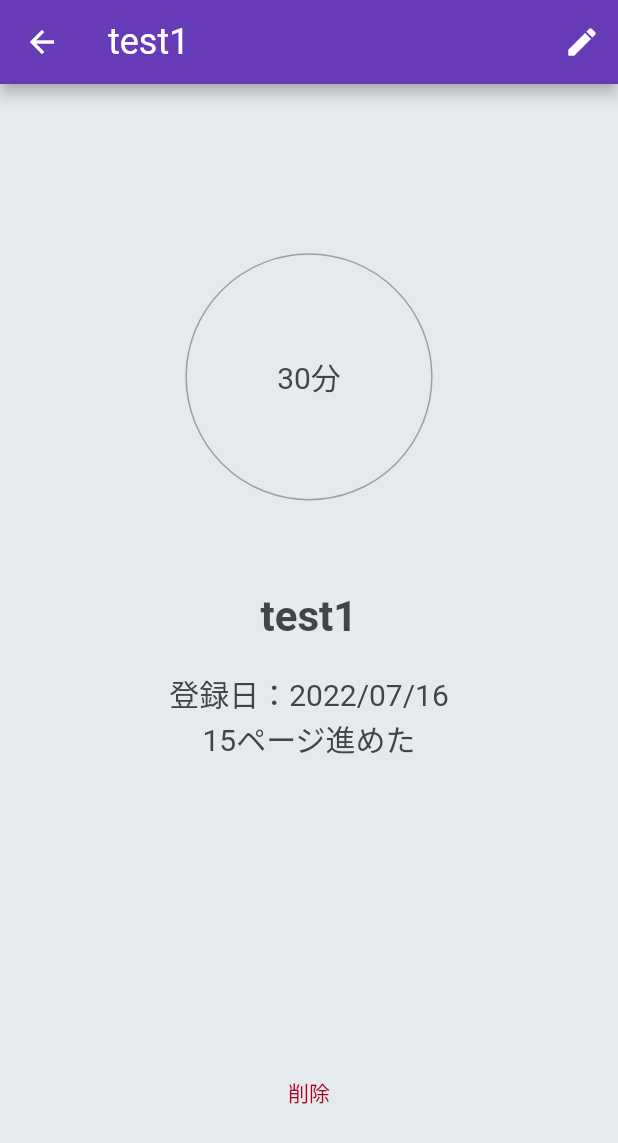
After one commit to trm11tkr/learning-management-app, a Flutter app: the HomePage screen opened directly, after a tap on an icon or button, on a phone screen of 412 x 824 dp. The commit adds this screen. Shown: the top 1143 px of the screen. Run offline on Flutter 3.47's test engine with Material 2 defaults, Android fonts, the phone set to English and light mode, and no system bars; our stand-ins replace flutter_hooks, freezed_annotation, hooks_riverpod; missing offline and left inert: dart:ffi.

Commit message:
Recordの詳細画面を作成

```diff
--- /dev/null
+++ b/lib/presentation/pages/record_detail_page.dart
@@ -0,0 +1,112 @@
+import 'package:flutter/material.dart';
+
+import 'package:intl/intl.dart';
+import 'package:hooks_riverpod/hooks_riverpod.dart';
+
+import '../widgets/delete_dialog.dart';
+import '../../provider/material_provider.dart';
+import '../../provider/record_provider.dart';
+import './edit_record_page.dart';
+
+class RecordDetailPage extends HookConsumerWidget {
+  const RecordDetailPage({
+    Key? key,
+    required this.id,
+  }) : super(key: key);
+
+  final String id;
+
+  @override
+  Widget build(BuildContext context, WidgetRef ref) {
+    // final record = ref.watch(recordProvider.notifier).getById(id: id);
+    final record =
+        ref.watch(recordProvider).firstWhere((element) => element.id == id);
+    final materialTitle =
+        ref.watch(materialProvider.notifier).getById(record.materialId).title;
+    final mediaQuery = MediaQuery.of(context);
+    return Scaffold(
+      appBar: AppBar(
+        title: Text(
+          materialTitle,
+          softWrap: true,
+        ),
+        actions: [
+          IconButton(
+            icon: const Icon(Icons.edit),
+            onPressed: () {
+              Navigator.of(context).push(MaterialPageRoute(builder: (context) {
+                return EditRecordPage(
+                  recordId: id,
+                );
+              }));
+            },
+          )
+        ],
+      ),
+      body: Padding(
+        padding: const EdgeInsets.all(12.0),
+        child: Center(
+          child: SingleChildScrollView(
+            child: Column(
+              children: [
+                SizedBox(
+                  height: mediaQuery.size.height * 0.7,
+                  child: Column(
+                    children: [
+                      Container(
+                        height: mediaQuery.size.height * 0.3,
+                        width: mediaQuery.size.width * 0.4,
+                        decoration: BoxDecoration(
+                          shape: BoxShape.circle,
+                          border: Border.all(width: 1, color: Colors.grey),
+                        ),
+                        child: Center(child: Text('${record.learningTime}分')),
+                      ),
+                      Container(
+                        margin: const EdgeInsets.symmetric(
+                            horizontal: 5, vertical: 20),
+                        child: Text(
+                          materialTitle,
+                          style: const TextStyle(
+                              fontSize: 28, fontWeight: FontWeight.bold),
+                        ),
+                      ),
+                      Text(
+                          '登録日：${DateFormat("yyyy/MM/dd").format(record.createdAt)}'),
+                      Text(record.description ?? ''),
+                    ],
+                  ),
+                ),
+                TextButton(
+                  onPressed: () {
+                    showDialog(
+                      context: context,
+                      builder: (_) {
+                        return DeleteDialog(
+                          title: '学習記録を削除してよろしいですか？',
+                          content: 'このアクションは取り消せません。',
+                          deleteHandle: () {
+                            ref.watch(materialProvider.notifier).remove(id);
+                            ref
+                                .watch(recordProvider.notifier)
+                                .removeByMaterialId(id);
+                            Navigator.of(context).pop();
+                            Navigator.of(context).pop();
+                          },
+                        );
+                      },
+                    );
+                  },
+                  child: Text(
+                    '削除',
+                    style: TextStyle(color: Theme.of(context).errorColor),
+                  ),
+                ),
+              ],
+            ),
+          ),
+        ),
+      ),
+    );
+  }
+}
--- a/lib/presentation/widgets/record_item.dart
+++ b/lib/presentation/widgets/record_item.dart
@@ -6,6 +6,7 @@ import 'package:intl/intl.dart';
 import '../../provider/record_provider.dart';
 import '../pages/edit_record_page.dart';
 import './delete_dialog.dart';
+import '../pages/record_detail_page.dart';
 
 class RecordItem extends HookConsumerWidget {
   const RecordItem({
@@ -23,7 +24,13 @@ class RecordItem extends HookConsumerWidget {
 
   @override
   Widget build(BuildContext context, WidgetRef ref) {
-    return Card(
+    return GestureDetector(
+      onTap: () {
+        Navigator.of(context).push(MaterialPageRoute(builder: (context) {
+          return RecordDetailPage(id: id);
+        }));
+      },
+      child: Card(
         elevation: 5.0,
         margin: const EdgeInsets.symmetric(vertical: 8, horizontal: 5),
         child: ListTile(
@@ -83,6 +90,7 @@ class RecordItem extends HookConsumerWidget {
             style: Theme.of(context).textTheme.titleSmall,
           ),
         ),
+      ),
     );
   }
 }
--- a/lib/provider/material_provider.dart
+++ b/lib/provider/material_provider.dart
@@ -52,13 +52,12 @@ class MaterialList extends StateNotifier<List<MaterialData>> {
   }
 
   // 編集
-  void edit(
-      {required String materialId, required String title, String? imageUrl}) {
+  void edit({required String materialId, String? title, String? imageUrl}) {
     state = [
       for (final material in state)
         if (material.id == materialId)
           material.copyWith(
-            title: title,
+            title: title ?? material.title,
             imageUrl: imageUrl,
           )
         else
```
Also changed, not shown: lib/presentation/pages/edit_record_page.dart (+7 -7 lines). Lines whose indentation alone changed are shown as unchanged.
